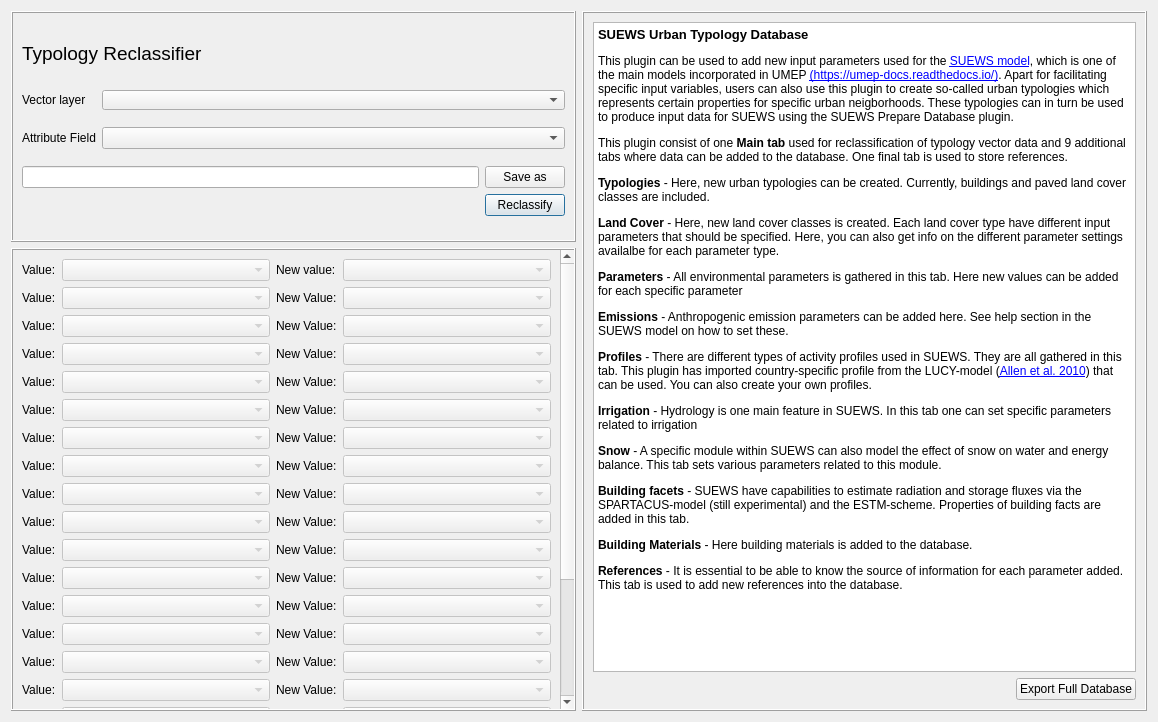
Above: suews_database_manager/tabs/reclassifier_tab.ui from UMEP-dev/UMEP before the change. Below: the same form after it.
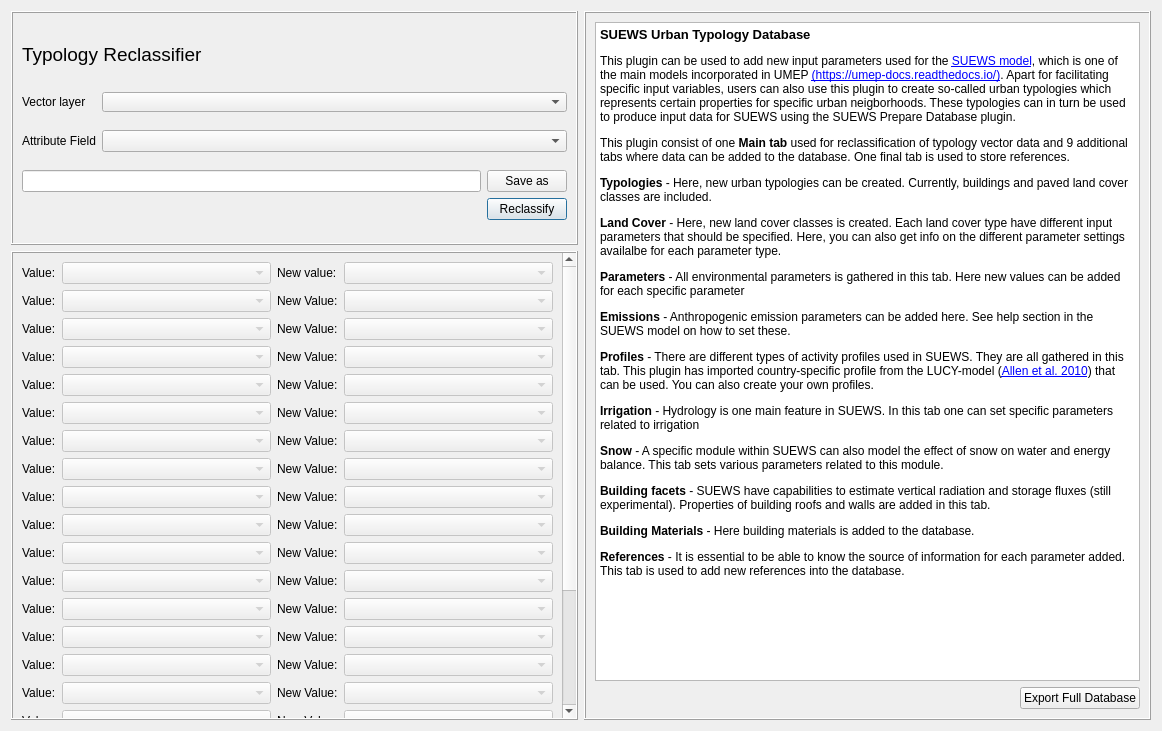
That is the form after the change. Custom widgets are drawn as their Qt base class.

Patch:
```diff
--- a/suews_database_manager/tabs/reclassifier_tab.ui
+++ b/suews_database_manager/tabs/reclassifier_tab.ui
@@ -6,8 +6,8 @@
    <rect>
     <x>0</x>
     <y>0</y>
-    <width>1158</width>
-    <height>722</height>
+    <width>1162</width>
+    <height>731</height>
    </rect>
   </property>
   <property name="minimumSize">
@@ -135,7 +135,7 @@
        <rect>
         <x>0</x>
         <y>0</y>
-        <width>544</width>
+        <width>546</width>
         <height>653</height>
        </rect>
       </property>
@@ -871,7 +871,7 @@
 &lt;p style=&quot; margin-top:12px; margin-bottom:12px; margin-left:0px; margin-right:0px; -qt-block-indent:0; text-indent:0px;&quot;&gt;&lt;span style=&quot; font-size:9pt; font-weight:600;&quot;&gt;Profiles&lt;/span&gt;&lt;span style=&quot; font-size:9pt;&quot;&gt; - There are different types of activity profiles used in SUEWS. They are all gathered in this tab. This plugin has imported country-specific profile from the LUCY-model (&lt;/span&gt;&lt;a href=&quot;https://rmets.onlinelibrary.wiley.com/doi/10.1002/joc.2210&quot;&gt;&lt;span style=&quot; font-size:9pt; text-decoration: underline; color:#0000ff;&quot;&gt;Allen et al. 2010&lt;/span&gt;&lt;/a&gt;&lt;span style=&quot; font-size:9pt;&quot;&gt;) that can be used. You can also create your own profiles.&lt;/span&gt;&lt;/p&gt;
 &lt;p style=&quot; margin-top:12px; margin-bottom:12px; margin-left:0px; margin-right:0px; -qt-block-indent:0; text-indent:0px;&quot;&gt;&lt;span style=&quot; font-size:9pt; font-weight:600;&quot;&gt;Irrigation&lt;/span&gt;&lt;span style=&quot; font-size:9pt;&quot;&gt; - Hydrology is one main feature in SUEWS. In this tab one can set specific parameters related to&lt;/span&gt;&lt;span style=&quot; font-size:9pt; font-weight:600;&quot;&gt; &lt;/span&gt;&lt;span style=&quot; font-size:9pt;&quot;&gt;irrigation&lt;/span&gt;&lt;/p&gt;
 &lt;p style=&quot; margin-top:12px; margin-bottom:12px; margin-left:0px; margin-right:0px; -qt-block-indent:0; text-indent:0px;&quot;&gt;&lt;span style=&quot; font-size:9pt; font-weight:600;&quot;&gt;Snow&lt;/span&gt;&lt;span style=&quot; font-size:9pt;&quot;&gt; - A specific module within SUEWS can also model the effect of snow on water and energy balance. This tab sets various parameters related to this module.&lt;/span&gt;&lt;/p&gt;
-&lt;p style=&quot; margin-top:12px; margin-bottom:12px; margin-left:0px; margin-right:0px; -qt-block-indent:0; text-indent:0px;&quot;&gt;&lt;span style=&quot; font-size:9pt; font-weight:600;&quot;&gt;Building facets&lt;/span&gt;&lt;span style=&quot; font-size:9pt;&quot;&gt; - SUEWS have capabilities to estimate radiation and storage fluxes via the SPARTACUS-model (still experimental) and the ESTM-scheme. Properties of building facts are added in this tab.  &lt;/span&gt;&lt;/p&gt;
+&lt;p style=&quot; margin-top:12px; margin-bottom:12px; margin-left:0px; margin-right:0px; -qt-block-indent:0; text-indent:0px;&quot;&gt;&lt;span style=&quot; font-size:9pt; font-weight:600;&quot;&gt;Building facets&lt;/span&gt;&lt;span style=&quot; font-size:9pt;&quot;&gt; - SUEWS have capabilities to estimate vertical radiation and storage fluxes (still experimental). Properties of building roofs and walls are added in this tab.  &lt;/span&gt;&lt;/p&gt;
 &lt;p style=&quot; margin-top:12px; margin-bottom:12px; margin-left:0px; margin-right:0px; -qt-block-indent:0; text-indent:0px;&quot;&gt;&lt;span style=&quot; font-size:9pt; font-weight:600;&quot;&gt;Building Materials&lt;/span&gt;&lt;span style=&quot; font-size:9pt;&quot;&gt; - Here building materials is added to the database.&lt;/span&gt;&lt;/p&gt;
 &lt;p style=&quot; margin-top:12px; margin-bottom:12px; margin-left:0px; margin-right:0px; -qt-block-indent:0; text-indent:0px;&quot;&gt;&lt;span style=&quot; font-size:9pt; font-weight:600;&quot;&gt;References&lt;/span&gt;&lt;span style=&quot; font-size:9pt;&quot;&gt; - It is essential to be able to know the source of information for each parameter added. This tab is used to add new references into the database.&lt;/span&gt;&lt;/p&gt;&lt;/body&gt;&lt;/html&gt;</string>
         </property>
```
